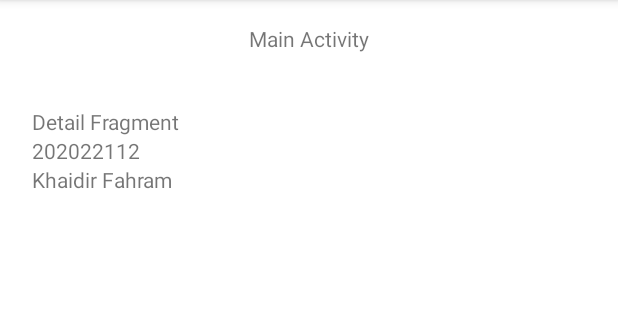
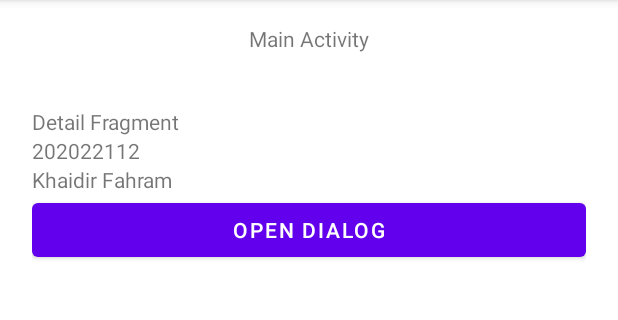
Before and after one commit to fahram/Latihan-Fragment, an Android app: the screen it shows after launch (MainActivity), after a tap on "MOVE TO DETAIL FRAGMENT", on a phone screen of 412 x 824 dp, the part 84-404 px from its top. Run offline under Robolectric (Android 15) with nearby library versions, the phone set to English and light mode, and no system bars.

Commit message:
Fragment Dialog

```diff
--- a/app/src/main/java/com/fahram/latihanfragment/DetailFragment.kt
+++ b/app/src/main/java/com/fahram/latihanfragment/DetailFragment.kt
@@ -4,12 +4,13 @@ import android.os.Bundle
 import android.view.LayoutInflater
 import android.view.View
 import android.view.ViewGroup
+import android.widget.Button
 import android.widget.TextView
 import androidx.fragment.app.Fragment
 
 class DetailFragment : Fragment() {
 
-    var nama:String? = null
+    var nama: String? = null
 
     companion object {
         const val EXTRA_NIM = "extra_nim"
@@ -33,5 +34,12 @@ class DetailFragment : Fragment() {
             val nim = arguments?.getString(EXTRA_NIM)
             tvNim.text = nim
         }
+
+        val btnDialog = view.findViewById<Button>(R.id.btn_open_dialog)
+        btnDialog.setOnClickListener {
+            val dialogFragment = PopUpFragment()
+            val fragmentManager = childFragmentManager
+            dialogFragment.show(fragmentManager, PopUpFragment::class.java.simpleName)
+        }
     }
 }
--- a/app/src/main/res/layout/fragment_detail.xml
+++ b/app/src/main/res/layout/fragment_detail.xml
@@ -20,4 +20,10 @@
         android:layout_width="match_parent"
         android:layout_height="wrap_content"
         android:text="TextView" />
+
+    <Button
+        android:id="@+id/btn_open_dialog"
+        android:layout_width="match_parent"
+        android:layout_height="wrap_content"
+        android:text="Open Dialog" />
 </LinearLayout>
```
Also changed, not shown: app/src/main/java/com/fahram/latihanfragment/PopUpFragment.kt (added, +18 -0 lines), app/src/main/res/layout/fragment_dialog.xml (added, +17 -0 lines).
